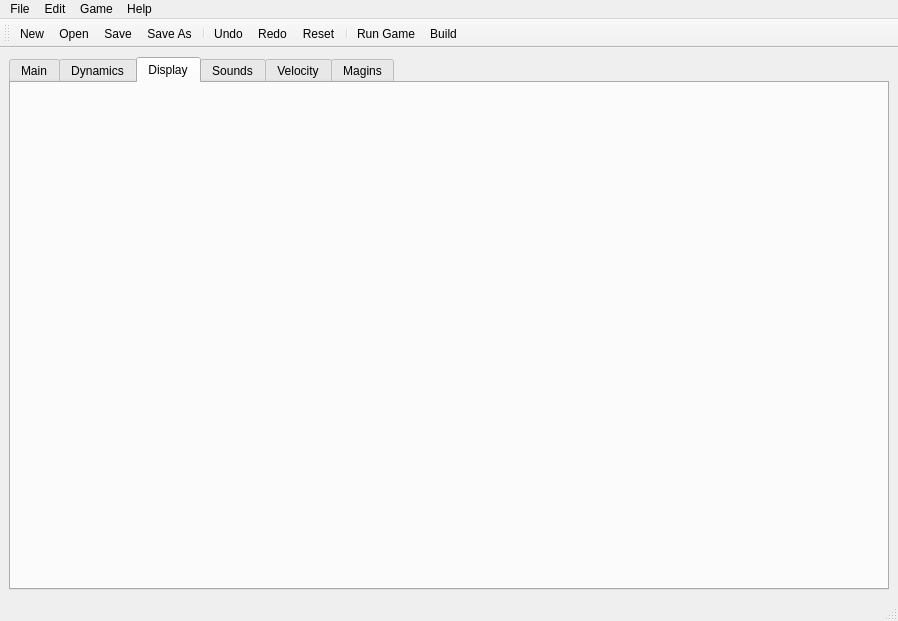
First picture: the form in fvelgame/ui/form_main_window.ui, repository LAD-MathQuest/MathRunner, before the edit.
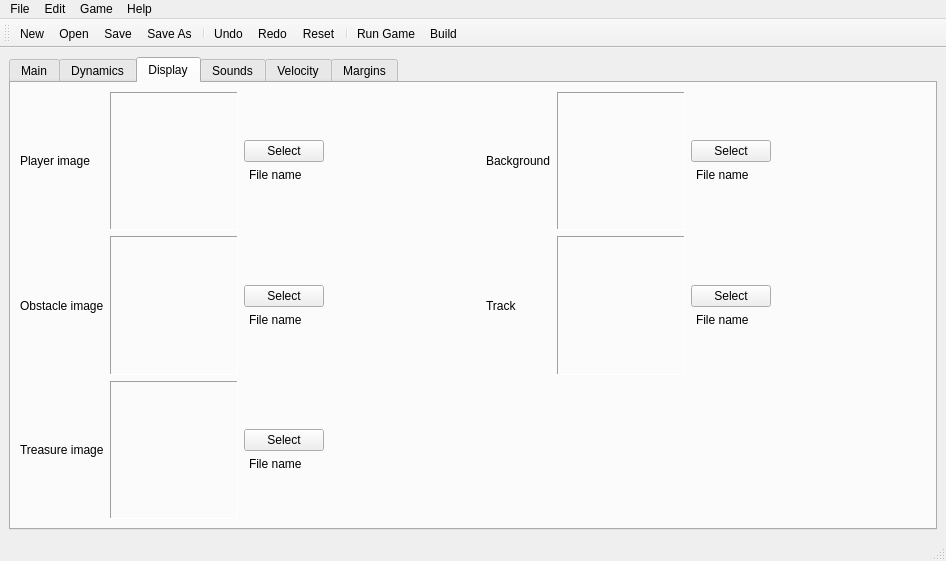
Second picture: the form after the edit. The open tabs and pages were chosen to show the change. Icons and pictures are not drawn.

Commit message: Adding some initial widgets to each tab

Patch:
```diff
--- a/fvelgame/ui/form_main_window.ui
+++ b/fvelgame/ui/form_main_window.ui
@@ -6,8 +6,8 @@
    <rect>
     <x>0</x>
     <y>0</y>
-    <width>898</width>
-    <height>621</height>
+    <width>946</width>
+    <height>561</height>
    </rect>
   </property>
   <property name="windowTitle">
@@ -58,6 +58,508 @@
        <attribute name="title">
         <string>Display</string>
        </attribute>
+       <layout class="QGridLayout" name="gridLayout_4">
+        <item row="0" column="2">
+         <widget class="QLabel" name="label_13">
+          <property name="text">
+           <string>Background</string>
+          </property>
+          <property name="margin">
+           <number>5</number>
+          </property>
+          <property name="indent">
+           <number>-3</number>
+          </property>
+         </widget>
+        </item>
+        <item row="0" column="3">
+         <layout class="QHBoxLayout" name="horizontalLayout_10">
+          <item>
+           <widget class="QLabel" name="label_16">
+            <property name="minimumSize">
+             <size>
+              <width>128</width>
+              <height>128</height>
+             </size>
+            </property>
+            <property name="frameShape">
+             <enum>QFrame::Panel</enum>
+            </property>
+            <property name="frameShadow">
+             <enum>QFrame::Sunken</enum>
+            </property>
+            <property name="text">
+             <string/>
+            </property>
+           </widget>
+          </item>
+          <item>
+           <layout class="QVBoxLayout" name="verticalLayout_8">
+            <item>
+             <spacer name="verticalSpacer_18">
+              <property name="orientation">
+               <enum>Qt::Vertical</enum>
+              </property>
+              <property name="sizeHint" stdset="0">
+               <size>
+                <width>20</width>
+                <height>40</height>
+               </size>
+              </property>
+             </spacer>
+            </item>
+            <item>
+             <layout class="QHBoxLayout" name="horizontalLayout_20">
+              <item>
+               <widget class="QPushButton" name="pushButton_7">
+                <property name="text">
+                 <string>Select</string>
+                </property>
+               </widget>
+              </item>
+              <item>
+               <spacer name="horizontalSpacer_9">
+                <property name="orientation">
+                 <enum>Qt::Horizontal</enum>
+                </property>
+                <property name="sizeHint" stdset="0">
+                 <size>
+                  <width>40</width>
+                  <height>20</height>
+                 </size>
+                </property>
+               </spacer>
+              </item>
+             </layout>
+            </item>
+            <item>
+             <widget class="QLabel" name="label_40">
+              <property name="text">
+               <string>File name</string>
+              </property>
+              <property name="indent">
+               <number>5</number>
+              </property>
+             </widget>
+            </item>
+            <item>
+             <spacer name="verticalSpacer_17">
+              <property name="orientation">
+               <enum>Qt::Vertical</enum>
+              </property>
+              <property name="sizeHint" stdset="0">
+               <size>
+                <width>20</width>
+                <height>40</height>
+               </size>
+              </property>
+             </spacer>
+            </item>
+           </layout>
+          </item>
+         </layout>
+        </item>
+        <item row="1" column="0">
+         <widget class="QLabel" name="label_11">
+          <property name="text">
+           <string>Obstacle image</string>
+          </property>
+          <property name="margin">
+           <number>5</number>
+          </property>
+          <property name="indent">
+           <number>-3</number>
+          </property>
+         </widget>
+        </item>
+        <item row="2" column="1">
+         <layout class="QHBoxLayout" name="horizontalLayout_9">
+          <item>
+           <widget class="QLabel" name="label_17">
+            <property name="minimumSize">
+             <size>
+              <width>128</width>
+              <height>128</height>
+             </size>
+            </property>
+            <property name="frameShape">
+             <enum>QFrame::Panel</enum>
+            </property>
+            <property name="frameShadow">
+             <enum>QFrame::Sunken</enum>
+            </property>
+            <property name="text">
+             <string/>
+            </property>
+           </widget>
+          </item>
+          <item>
+           <layout class="QVBoxLayout" name="verticalLayout_7">
+            <item>
+             <spacer name="verticalSpacer_16">
+              <property name="orientation">
+               <enum>Qt::Vertical</enum>
+              </property>
+              <property name="sizeHint" stdset="0">
+               <size>
+                <width>20</width>
+                <height>40</height>
+               </size>
+              </property>
+             </spacer>
+            </item>
+            <item>
+             <layout class="QHBoxLayout" name="horizontalLayout_19">
+              <item>
+               <widget class="QPushButton" name="pushButton_6">
+                <property name="text">
+                 <string>Select</string>
+                </property>
+               </widget>
+              </item>
+              <item>
+               <spacer name="horizontalSpacer_6">
+                <property name="orientation">
+                 <enum>Qt::Horizontal</enum>
+                </property>
+                <property name="sizeHint" stdset="0">
+                 <size>
+                  <width>40</width>
+                  <height>20</height>
+                 </size>
+                </property>
+               </spacer>
+              </item>
+             </layout>
+            </item>
+            <item>
+             <widget class="QLabel" name="label_39">
+              <property name="text">
+               <string>File name</string>
+              </property>
+              <property name="indent">
+               <number>5</number>
+              </property>
+             </widget>
+            </item>
+            <item>
+             <spacer name="verticalSpacer_15">
+              <property name="orientation">
+               <enum>Qt::Vertical</enum>
+              </property>
+              <property name="sizeHint" stdset="0">
+               <size>
+                <width>20</width>
+                <height>40</height>
+               </size>
+              </property>
+             </spacer>
+            </item>
+           </layout>
+          </item>
+         </layout>
+        </item>
+        <item row="1" column="1">
+         <layout class="QHBoxLayout" name="horizontalLayout_8">
+          <item>
+           <widget class="QLabel" name="label_18">
+            <property name="minimumSize">
+             <size>
+              <width>128</width>
+              <height>128</height>
+             </size>
+            </property>
+            <property name="frameShape">
+             <enum>QFrame::Panel</enum>
+            </property>
+            <property name="frameShadow">
+             <enum>QFrame::Sunken</enum>
+            </property>
+            <property name="text">
+             <string/>
+            </property>
+           </widget>
+          </item>
+          <item>
+           <layout class="QVBoxLayout" name="verticalLayout_6">
+            <item>
+             <spacer name="verticalSpacer_13">
+              <property name="orientation">
+               <enum>Qt::Vertical</enum>
+              </property>
+              <property name="sizeHint" stdset="0">
+               <size>
+                <width>20</width>
+                <height>40</height>
+               </size>
+              </property>
+             </spacer>
+            </item>
+            <item>
+             <layout class="QHBoxLayout" name="horizontalLayout_18">
+              <item>
+               <widget class="QPushButton" name="pushButton_5">
+                <property name="text">
+                 <string>Select</string>
+                </property>
+               </widget>
+              </item>
+              <item>
+               <spacer name="horizontalSpacer">
+                <property name="orientation">
+                 <enum>Qt::Horizontal</enum>
+                </property>
+                <property name="sizeHint" stdset="0">
+                 <size>
+                  <width>40</width>
+                  <height>20</height>
+                 </size>
+                </property>
+               </spacer>
+              </item>
+             </layout>
+            </item>
+            <item>
+             <widget class="QLabel" name="label_38">
+              <property name="text">
+               <string>File name</string>
+              </property>
+              <property name="indent">
+               <number>5</number>
+              </property>
+             </widget>
+            </item>
+            <item>
+             <spacer name="verticalSpacer_14">
+              <property name="orientation">
+               <enum>Qt::Vertical</enum>
+              </property>
+              <property name="sizeHint" stdset="0">
+               <size>
+                <width>20</width>
+                <height>40</height>
+               </size>
+              </property>
+             </spacer>
+            </item>
+           </layout>
+          </item>
+         </layout>
+        </item>
+        <item row="2" column="0">
+         <widget class="QLabel" name="label_12">
+          <property name="text">
+           <string>Treasure image</string>
+          </property>
+          <property name="margin">
+           <number>5</number>
+          </property>
+          <property name="indent">
+           <number>-3</number>
+          </property>
+         </widget>
+        </item>
+        <item row="1" column="3">
+         <layout class="QHBoxLayout" name="horizontalLayout_6">
+          <item>
+           <widget class="QLabel" name="label_15">
+            <property name="minimumSize">
+             <size>
+              <width>128</width>
+              <height>128</height>
+             </size>
+            </property>
+            <property name="frameShape">
+             <enum>QFrame::Panel</enum>
+            </property>
+            <property name="frameShadow">
+             <enum>QFrame::Sunken</enum>
+            </property>
+            <property name="text">
+             <string/>
+            </property>
+           </widget>
+          </item>
+          <item>
+           <layout class="QVBoxLayout" name="verticalLayout_9">
+            <item>
+             <spacer name="verticalSpacer_20">
+              <property name="orientation">
+               <enum>Qt::Vertical</enum>
+              </property>
+              <property name="sizeHint" stdset="0">
+               <size>
+                <width>20</width>
+                <height>40</height>
+               </size>
+              </property>
+             </spacer>
+            </item>
+            <item>
+             <layout class="QHBoxLayout" name="horizontalLayout_21">
+              <item>
+               <widget class="QPushButton" name="pushButton_8">
+                <property name="text">
+                 <string>Select</string>
+                </property>
+               </widget>
+              </item>
+              <item>
+               <spacer name="horizontalSpacer_10">
+                <property name="orientation">
+                 <enum>Qt::Horizontal</enum>
+                </property>
+                <property name="sizeHint" stdset="0">
+                 <size>
+                  <width>40</width>
+                  <height>20</height>
+                 </size>
+                </property>
+               </spacer>
+              </item>
+             </layout>
+            </item>
+            <item>
+             <widget class="QLabel" name="label_41">
+              <property name="text">
+               <string>File name</string>
+              </property>
+              <property name="indent">
+               <number>5</number>
+              </property>
+             </widget>
+            </item>
+            <item>
+             <spacer name="verticalSpacer_19">
+              <property name="orientation">
+               <enum>Qt::Vertical</enum>
+              </property>
+              <property name="sizeHint" stdset="0">
+               <size>
+                <width>20</width>
+                <height>40</height>
+               </size>
+              </property>
+             </spacer>
+            </item>
+           </layout>
+          </item>
+         </layout>
+        </item>
+        <item row="1" column="2">
+         <widget class="QLabel" name="label_14">
+          <property name="text">
+           <string>Track</string>
+          </property>
+          <property name="margin">
+           <number>5</number>
+          </property>
+          <property name="indent">
+           <number>-3</number>
+          </property>
+         </widget>
+        </item>
+        <item row="0" column="0">
+         <widget class="QLabel" name="label_10">
+          <property name="text">
+           <string>Player image</string>
+          </property>
+          <property name="margin">
+           <number>5</number>
+          </property>
+          <property name="indent">
+           <number>-3</number>
+          </property>
+         </widget>
+        </item>
+        <item row="0" column="1">
+         <layout class="QHBoxLayout" name="horizontalLayout_7">
+          <item>
+           <widget class="QLabel" name="label_19">
+            <property name="minimumSize">
+             <size>
+              <width>128</width>
+              <height>128</height>
+             </size>
+            </property>
+            <property name="frameShape">
+             <enum>QFrame::Panel</enum>
+            </property>
+            <property name="frameShadow">
+             <enum>QFrame::Sunken</enum>
+            </property>
+            <property name="text">
+             <string/>
+            </property>
+           </widget>
+          </item>
+          <item>
+           <layout class="QVBoxLayout" name="verticalLayout_2">
+            <item>
+             <spacer name="verticalSpacer_6">
+              <property name="orientation">
+               <enum>Qt::Vertical</enum>
+              </property>
+              <property name="sizeHint" stdset="0">
+               <size>
+                <width>20</width>
+                <height>40</height>
+               </size>
+              </property>
+             </spacer>
+            </item>
+            <item>
+             <layout class="QHBoxLayout" name="horizontalLayout_15">
+              <item>
+               <widget class="QPushButton" name="pushButton_4">
+                <property name="text">
+                 <string>Select</string>
+                </property>
+               </widget>
+              </item>
+              <item>
+               <spacer name="horizontalSpacer_7">
+                <property name="orientation">
+                 <enum>Qt::Horizontal</enum>
+                </property>
+                <property name="sizeHint" stdset="0">
+                 <size>
+                  <width>40</width>
+                  <height>20</height>
+                 </size>
+                </property>
+               </spacer>
+              </item>
+             </layout>
+            </item>
+            <item>
+             <widget class="QLabel" name="label_26">
+              <property name="text">
+               <string>File name</string>
+              </property>
+              <property name="indent">
+               <number>5</number>
+              </property>
+             </widget>
+            </item>
+            <item>
+             <spacer name="verticalSpacer_5">
+              <property name="orientation">
+               <enum>Qt::Vertical</enum>
+              </property>
+              <property name="sizeHint" stdset="0">
+               <size>
+                <width>20</width>
+                <height>40</height>
+               </size>
+              </property>
+             </spacer>
+            </item>
+           </layout>
+          </item>
+         </layout>
+        </item>
+       </layout>
       </widget>
       <widget class="QWidget" name="tabSounds">
        <property name="toolTip">
@@ -86,7 +588,7 @@
         <string>Define track margins</string>
        </property>
        <attribute name="title">
-        <string>Magins</string>
+        <string>Margins</string>
        </attribute>
       </widget>
      </widget>
@@ -98,8 +600,8 @@
     <rect>
      <x>0</x>
      <y>0</y>
-     <width>898</width>
-     <height>30</height>
+     <width>946</width>
+     <height>23</height>
     </rect>
    </property>
    <widget class="QMenu" name="menuFile">
```
Left out of the diff: 610 changed lines with no effect on the pictures. The commit also changes 1 other file.
